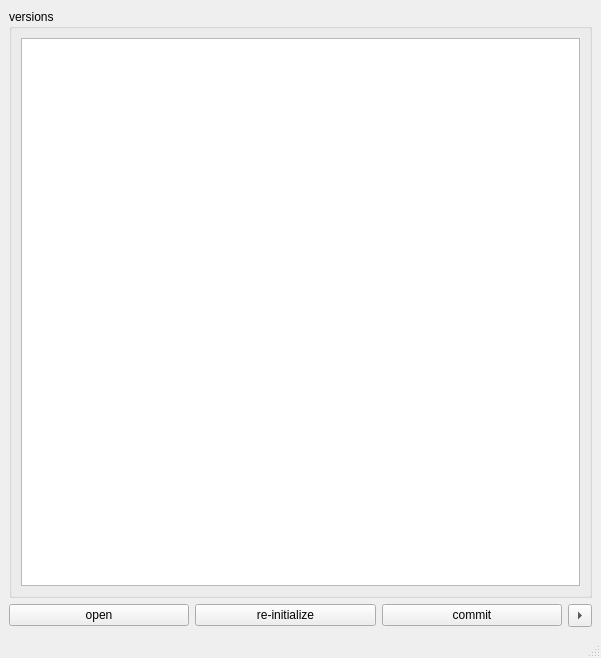
Old version of the form rbhusUI/lib/rbhusPipeVersionsMod.ui in the repository aumanimationstudios/rbhus.
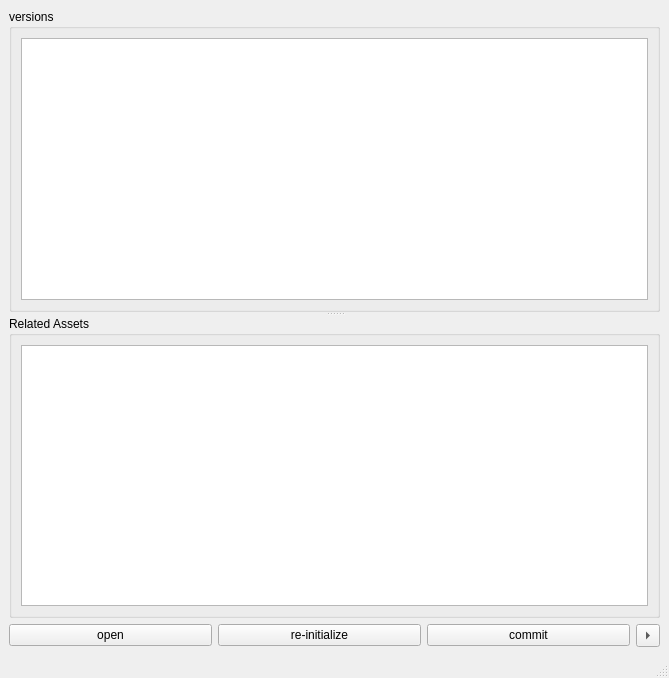
New version of the form.

The edit to the form file:
```diff
--- a/rbhusUI/lib/rbhusPipeVersionsMod.ui
+++ b/rbhusUI/lib/rbhusPipeVersionsMod.ui
@@ -6,18 +6,20 @@
    <rect>
     <x>0</x>
     <y>0</y>
-    <width>601</width>
-    <height>658</height>
+    <width>669</width>
+    <height>678</height>
    </rect>
   </property>
   <property name="windowTitle">
    <string>MainWindow</string>
   </property>
   <widget class="QWidget" name="centralwidget">
-   <layout class="QGridLayout" name="gridLayout">
-    <item row="0" column="0" colspan="2">
      <layout class="QVBoxLayout" name="verticalLayout">
       <item>
+     <widget class="QSplitter" name="splitter">
+      <property name="orientation">
+       <enum>Qt::Vertical</enum>
+      </property>
        <widget class="QGroupBox" name="groupVersions">
         <property name="sizePolicy">
          <sizepolicy hsizetype="Preferred" vsizetype="MinimumExpanding">
@@ -70,6 +72,9 @@
            <attribute name="horizontalHeaderShowSortIndicator" stdset="0">
             <bool>false</bool>
            </attribute>
+          <attribute name="horizontalHeaderStretchLastSection">
+           <bool>true</bool>
+          </attribute>
            <attribute name="verticalHeaderVisible">
             <bool>false</bool>
            </attribute>
@@ -77,10 +82,32 @@
          </item>
         </layout>
        </widget>
-      </item>
-     </layout>
+      <widget class="QGroupBox" name="groupBox">
+       <property name="toolTip">
+        <string>Check to auto commit everytime u commit this asset. Will work only if the respected asset is ASSIGNED to you</string>
+       </property>
+       <property name="title">
+        <string>Related Assets </string>
+       </property>
+       <layout class="QVBoxLayout" name="verticalLayout_3">
+        <item>
+         <widget class="QListWidget" name="listWidget">
+          <property name="selectionMode">
+           <enum>QAbstractItemView::NoSelection</enum>
+          </property>
+          <property name="selectionBehavior">
+           <enum>QAbstractItemView::SelectRows</enum>
+          </property>
+          <property name="uniformItemSizes">
+           <bool>true</bool>
+          </property>
+         </widget>
+        </item>
+       </layout>
+      </widget>
+     </widget>
     </item>
-    <item row="3" column="0" colspan="2">
+    <item>
      <layout class="QHBoxLayout" name="horizontalLayout">
       <item>
        <widget class="QPushButton" name="pushWork">
```
Lines whose indentation alone changed are shown as unchanged.
